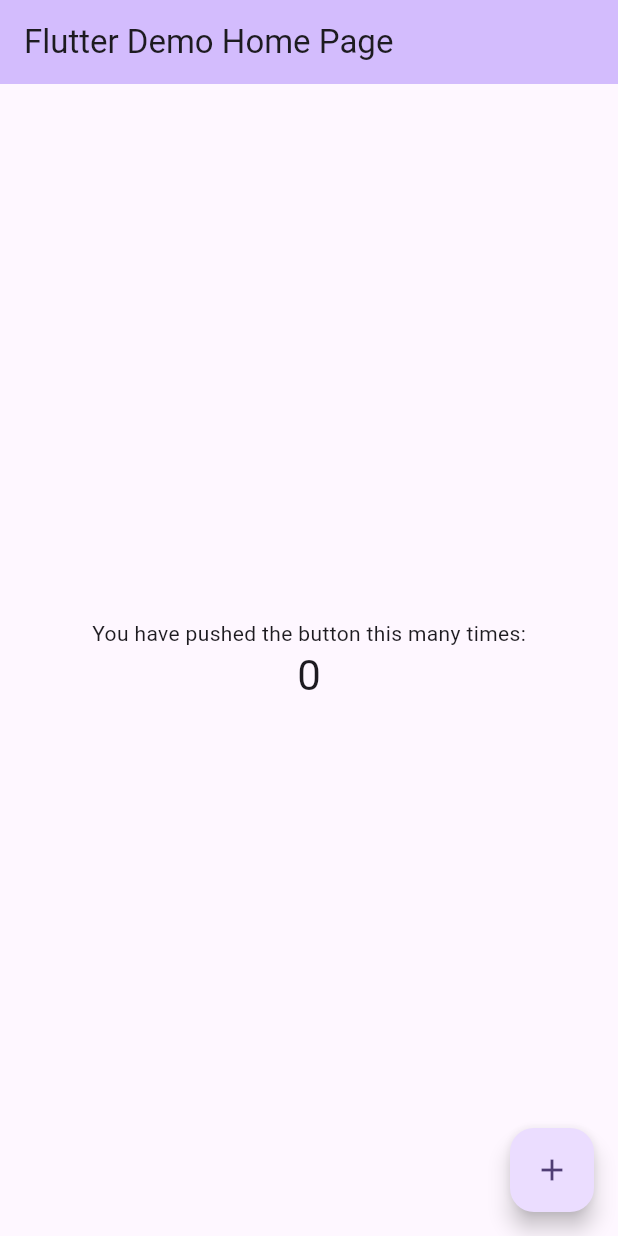
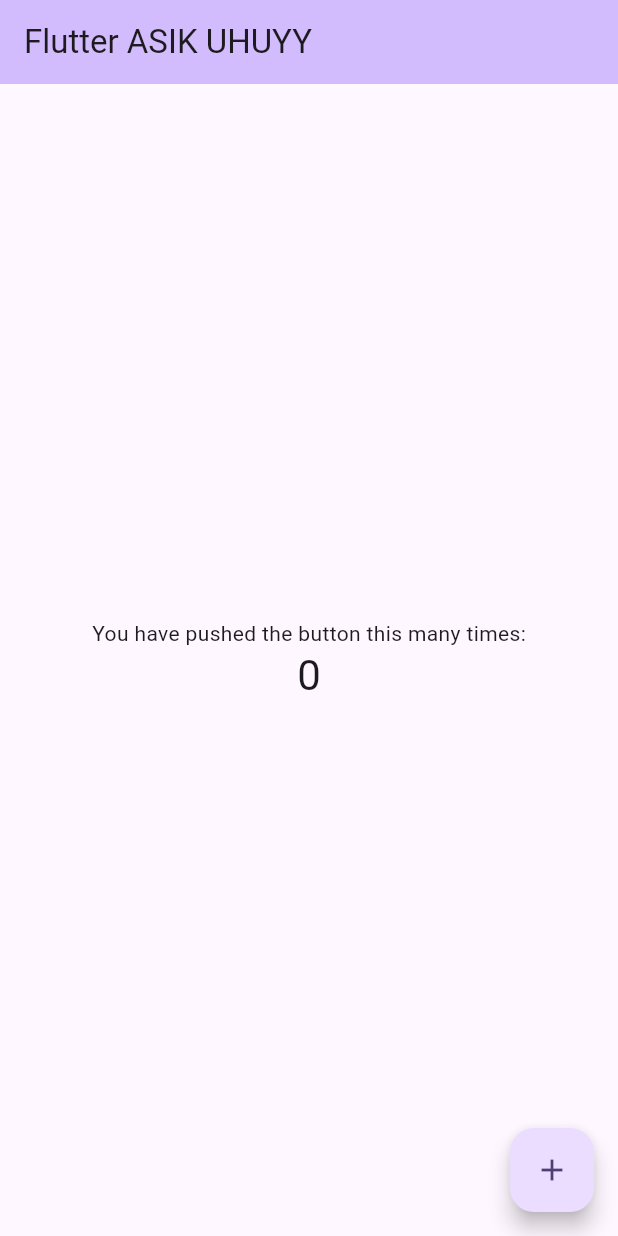
Before and after one commit to risnanto73/flutter_profile_card, a Flutter app: the screen it shows after launch, on a phone screen of 412 x 824 dp. Run offline on Flutter 3.47's test engine with Material 3 defaults, Android fonts, the phone set to English and light mode, and no system bars.

Commit message:
belajar fundamental flutter - debugging

```diff
--- a/lib/main.dart
+++ b/lib/main.dart
@@ -13,25 +13,11 @@ class MyApp extends StatelessWidget {
     return MaterialApp(
       title: 'Flutter Demo',
       theme: ThemeData(
-        // This is the theme of your application.
-        //
-        // TRY THIS: Try running your application with "flutter run". You'll see
-        // the application has a purple toolbar. Then, without quitting the app,
-        // try changing the seedColor in the colorScheme below to Colors.green
-        // and then invoke "hot reload" (save your changes or press the "hot
-        // reload" button in a Flutter-supported IDE, or press "r" if you used
-        // the command line to start the app).
-        //
-        // Notice that the counter didn't reset back to zero; the application
-        // state is not lost during the reload. To reset the state, use hot
-        // restart instead.
-        //
-        // This works for code too, not just values: Most code changes can be
-        // tested with just a hot reload.
         colorScheme: ColorScheme.fromSeed(seedColor: Colors.deepPurple),
         useMaterial3: true,
       ),
-      home: const MyHomePage(title: 'Flutter Demo Home Page'),
+      home: const MyHomePage(title: 'Flutter ASIK UHUYY'),
+      debugShowCheckedModeBanner: false,
     );
   }
 }
```
Also changed, not shown: lib/doc-about.dart (added, +56 -0 lines).
